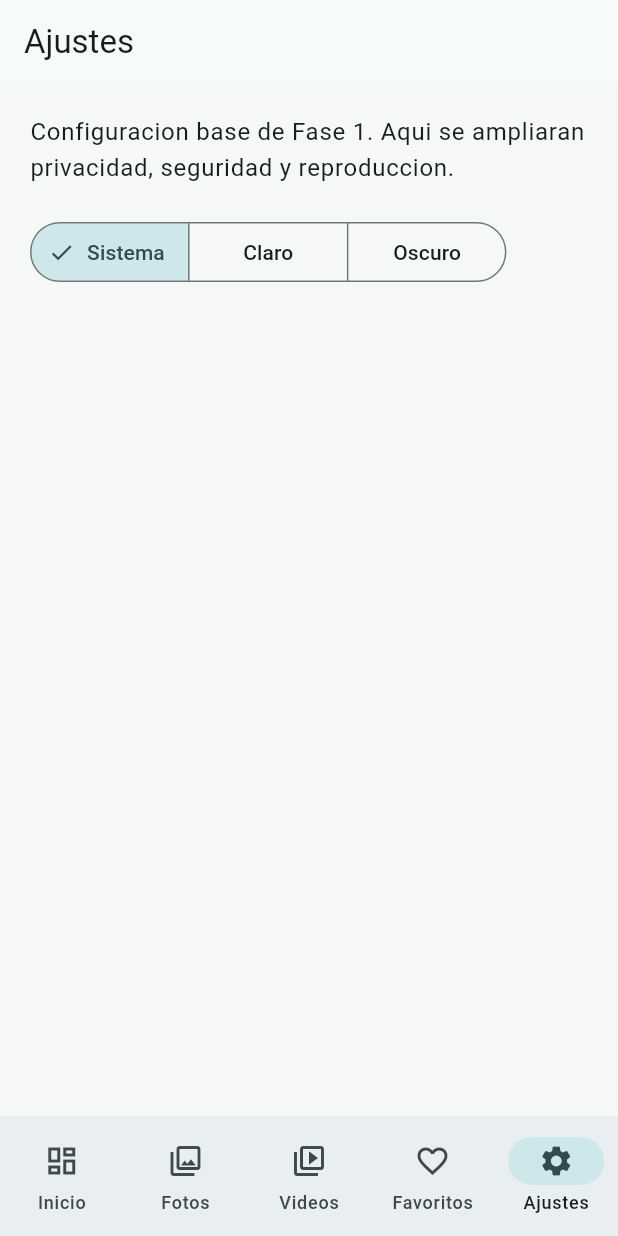
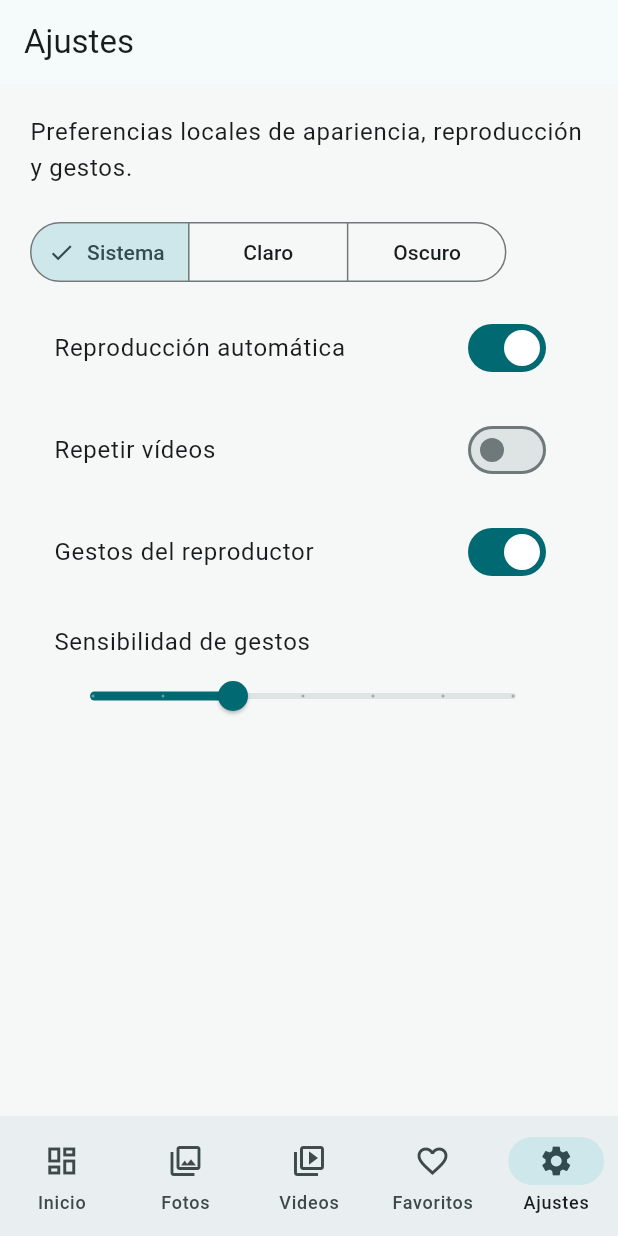
Before and after one commit to RVMiranda/mireon_app, a Flutter app: the SettingsScreen screen opened by its route, after a tap on "Sistema", on a phone screen of 412 x 824 dp. Run offline on Flutter 3.47's test engine with Material 3 defaults, Android fonts, the phone set to English and light mode, and no system bars; our stand-ins replace flutter_riverpod, flutter_secure_storage, go_router, open_filex, share_plus, shared_preferences and 1 more; missing offline and left inert: audio_session, cryptography, photo_manager, screen_brightness, volume_controller; accounts and stored records are empty.

Commit message:
fase 6 implementada

```diff
--- a/lib/features/favorites/domain/repositories/favorites_repository.dart
+++ b/lib/features/favorites/domain/repositories/favorites_repository.dart
@@ -4,4 +4,6 @@ abstract interface class FavoritesRepository {
   Future<bool> isFavorite(String mediaId, {String? profileId});
 
   Future<void> setFavorite(String mediaId, bool isFavorite, {String? profileId});
+
+  Future<void> reconcile(Set<String> availableIds, {String? profileId});
 }
--- a/lib/features/favorites/presentation/view_models/favorites_providers.dart
+++ b/lib/features/favorites/presentation/view_models/favorites_providers.dart
@@ -67,6 +67,12 @@ final favoriteMediaItemsProvider = FutureProvider<List<MediaItem>>((ref) async {
   final getById = ref.watch(getMediaByIdUseCaseProvider);
   final results = await Future.wait(ids.map(getById.call));
   final items = results.whereType<MediaItem>().toList(growable: false);
+  final resolvedIds = items.map((item) => item.id).toSet();
+  final profileId = ref.read(profilesNotifierProvider).activeProfile?.id;
+  await ref.read(favoritesRepositoryProvider).reconcile(
+    resolvedIds,
+    profileId: profileId,
+  );
 
   final sorted = List<MediaItem>.of(items)
     ..sort((a, b) => b.createdAt.compareTo(a.createdAt));
--- a/lib/features/media_viewer/domain/video_playback/video_playback.dart
+++ b/lib/features/media_viewer/domain/video_playback/video_playback.dart
@@ -11,6 +11,7 @@ abstract interface class VideoPlayback {
   Future<void> pause();
   Future<void> seekTo(Duration position);
   Future<void> setVolume(double volume);
+  Future<void> setLooping(bool looping);
   Future<void> toggleMute();
 
   /// Releases any underlying platform resources (player instance, textures, etc)
--- /dev/null
+++ b/lib/features/media_viewer/presentation/view_models/playback_preferences_notifier.dart
@@ -0,0 +1,53 @@
+import 'package:flutter/material.dart';
+import 'package:flutter_riverpod/flutter_riverpod.dart';
+import 'package:shared_preferences/shared_preferences.dart';
+import '../../domain/playback_preferences.dart';
+
+final playbackPreferencesProvider =
+    NotifierProvider<PlaybackPreferencesNotifier, PlaybackPreferences>(
+      PlaybackPreferencesNotifier.new,
+    );
+
+class PlaybackPreferencesNotifier extends Notifier<PlaybackPreferences> {
+  @override
+  PlaybackPreferences build() {
+    _load();
+    return const PlaybackPreferences();
+  }
+
+  Future<void> _load() async {
+    final p = await SharedPreferences.getInstance();
+    state = PlaybackPreferences(
+      autoplay: p.getBool('playback.autoplay') ?? true,
+      repeat: p.getBool('playback.repeat') ?? false,
+      gesturesEnabled: p.getBool('playback.gestures') ?? true,
+      gestureSensitivity: p.getDouble('playback.sensitivity') ?? 1.0,
+      themeMode: _theme(p.getString('theme.mode')),
+    );
+  }
+
+  ThemeMode _theme(String? value) => switch (value) {
+    'light' => ThemeMode.light,
+    'dark' => ThemeMode.dark,
+    _ => ThemeMode.system,
+  };
+
+  Future<void> update({
+    bool? autoplay,
+    bool? repeat,
+    bool? gesturesEnabled,
+    double? gestureSensitivity,
+  }) async {
+    state = state.copyWith(
+      autoplay: autoplay,
+      repeat: repeat,
+      gesturesEnabled: gesturesEnabled,
+      gestureSensitivity: gestureSensitivity,
+    );
+    final p = await SharedPreferences.getInstance();
+    await p.setBool('playback.autoplay', state.autoplay);
+    await p.setBool('playback.repeat', state.repeat);
+    await p.setBool('playback.gestures', state.gesturesEnabled);
+    await p.setDouble('playback.sensitivity', state.gestureSensitivity);
+  }
+}
--- a/lib/features/profiles/data/repositories/secure_profiles_repository.dart
+++ b/lib/features/profiles/data/repositories/secure_profiles_repository.dart
@@ -36,6 +36,9 @@ class SecureProfilesRepository implements ProfilesRepository {
     colorValue: p['colorValue'] as int,
     createdAt: DateTime.parse(p['createdAt'] as String),
     isProtected: p['credential'] != null,
+    allowedMediaIds: ((p['allowedMediaIds'] as List?) ?? const []).cast<String>().toSet(),
+    allowedAlbumIds: ((p['allowedAlbumIds'] as List?) ?? const []).cast<String>().toSet(),
+    hideFromGeneralLibrary: p['hideFromGeneralLibrary'] == true,
   );
 
   @override
@@ -122,6 +125,9 @@ class SecureProfilesRepository implements ProfilesRepository {
       'credential': secret == null ? null : await hasher.hash(secret),
       'attempts': 0,
       'retryAt': 0,
+      'allowedMediaIds': <String>[],
+      'allowedAlbumIds': <String>[],
+      'hideFromGeneralLibrary': false,
     };
     (catalog['profiles'] as List).add(entry);
     catalog['activeId'] ??= id;
--- a/lib/features/settings/presentation/settings_screen.dart
+++ b/lib/features/settings/presentation/settings_screen.dart
@@ -3,6 +3,7 @@ import 'package:flutter_riverpod/flutter_riverpod.dart';
 
 import '../../../core/widgets/section_placeholder_page.dart';
 import 'view_models/theme_mode_notifier.dart';
+import '../../media_viewer/presentation/view_models/playback_preferences_notifier.dart';
 
 class SettingsScreen extends ConsumerWidget {
   const SettingsScreen({super.key});
@@ -10,11 +11,11 @@ class SettingsScreen extends ConsumerWidget {
   @override
   Widget build(BuildContext context, WidgetRef ref) {
     final themeMode = ref.watch(appThemeModeProvider);
+    final playback = ref.watch(playbackPreferencesProvider);
 
     return SectionPlaceholderPage(
       title: 'Ajustes',
-      description:
-          'Configuracion base de Fase 1. Aqui se ampliaran privacidad, seguridad y reproduccion.',
+      description: 'Preferencias locales de apariencia, reproducción y gestos.',
       actions: [
         SegmentedButton<ThemeMode>(
           segments: const [
@@ -38,6 +39,33 @@ class SettingsScreen extends ConsumerWidget {
                 .setThemeMode(selection.first);
           },
         ),
+        const SizedBox(height: 16),
+        SwitchListTile(
+          title: const Text('Reproducción automática'),
+          value: playback.autoplay,
+          onChanged: (value) => ref.read(playbackPreferencesProvider.notifier).update(autoplay: value),
+        ),
+        SwitchListTile(
+          title: const Text('Repetir vídeos'),
+          value: playback.repeat,
+          onChanged: (value) => ref.read(playbackPreferencesProvider.notifier).update(repeat: value),
+        ),
+        SwitchListTile(
+          title: const Text('Gestos del reproductor'),
+          value: playback.gesturesEnabled,
+          onChanged: (value) => ref.read(playbackPreferencesProvider.notifier).update(gesturesEnabled: value),
+        ),
+        ListTile(
+          title: const Text('Sensibilidad de gestos'),
+          subtitle: Slider(
+            value: playback.gestureSensitivity,
+            min: 0.5,
+            max: 2,
+            divisions: 6,
+            label: playback.gestureSensitivity.toStringAsFixed(1),
+            onChanged: (value) => ref.read(playbackPreferencesProvider.notifier).update(gestureSensitivity: value),
+          ),
+        ),
       ],
     );
   }
```
Also changed, not shown: lib/features/favorites/data/repositories/favorites_repository_impl.dart (+11 -0 lines), lib/features/media_library/presentation/view_models/media_gallery_notifier.dart (+12 -3 lines), lib/features/media_viewer/data/video_playback/video_player_video_playback.dart (+7 -0 lines), lib/features/media_viewer/domain/playback_preferences.dart (added, +31 -0 lines), lib/features/media_viewer/presentation/widgets/video_viewer_pane.dart (+6 -1 lines), lib/features/profiles/domain/entities/user_profile.dart (+9 -0 lines), lib/features/settings/presentation/view_models/theme_mode_notifier.dart (+14 -0 lines), 1 other file.
